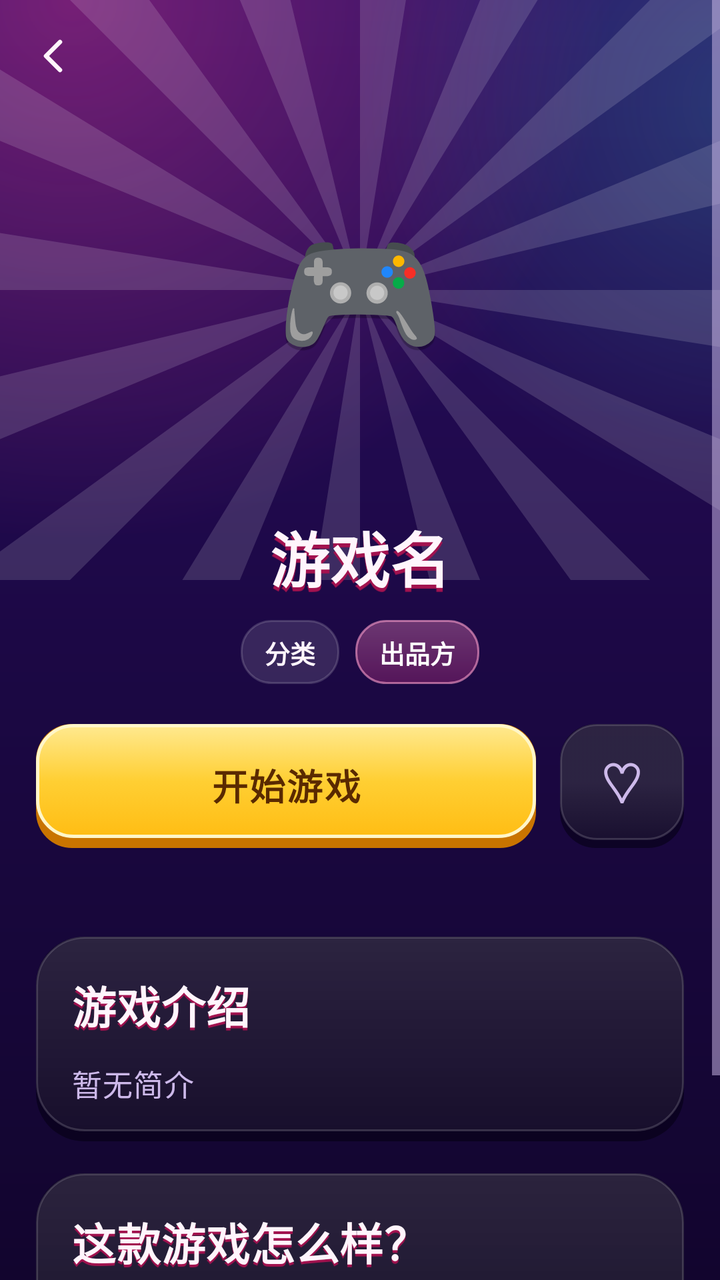
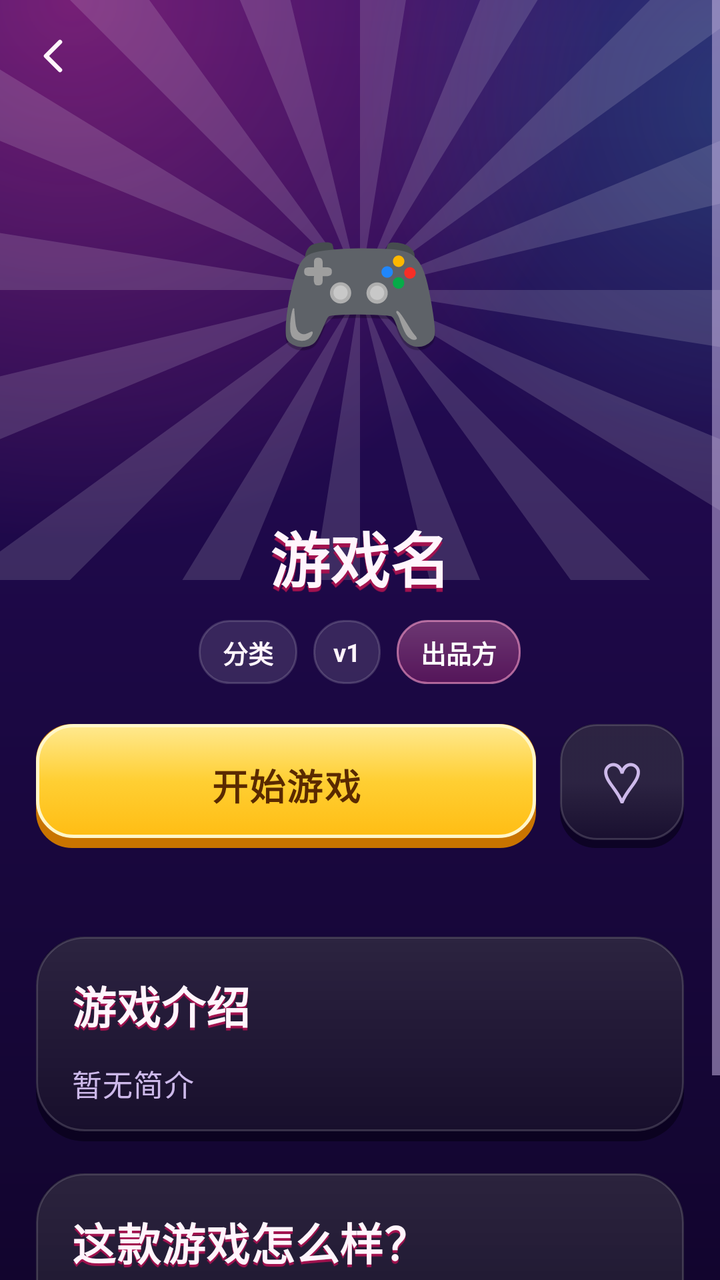

An Android layout rendered at two revisions. The XML below is the earlier revision; the diff shows what the commit changed to produce the second picture.
<!-- AndroidManifest.xml: application theme Theme.Game100 -->
<!-- res/layout/activity_game_detail.xml -->
<?xml version="1.0" encoding="utf-8"?>
<FrameLayout
    android:layout_width="match_parent"
    android:layout_height="match_parent"
    xmlns:android="http://schemas.android.com/apk/res/android"
    xmlns:app="http://schemas.android.com/apk/res-auto"
    android:background="@drawable/bg_app">
    <ScrollView
        android:layout_width="match_parent"
        android:layout_height="match_parent"
        android:fillViewport="true"
        android:clipToPadding="false">
        <LinearLayout
            android:layout_width="match_parent"
            android:layout_height="wrap_content"
            android:orientation="vertical"
            android:paddingBottom="24dp">
            <FrameLayout
                android:layout_width="match_parent"
                android:layout_height="290dp">
                <View
                    android:id="@+id/detail_hero"
                    android:layout_width="match_parent"
                    android:layout_height="match_parent" />
                <ImageView
                    android:layout_width="match_parent"
                    android:layout_height="match_parent"
                    android:scaleType="centerCrop"
                    android:src="@drawable/hero_rays"
                    android:importantForAccessibility="no" />
                <TextView
                    android:layout_width="132dp"
                    android:layout_height="138dp"
                    android:layout_gravity="center_horizontal"
                    android:layout_marginTop="78dp"
                    android:text="🎮"
                    android:textColor="@color/text_primary"
                    android:id="@+id/detail_icon"
                    android:gravity="center"
                    android:paddingBottom="6dp"
                    android:textSize="68sp"
                    android:shadowColor="#40000000"
                    android:shadowDy="5"
                    android:shadowRadius="0.01"
                    android:importantForAccessibility="no" />
            </FrameLayout>
            <TextView
                android:layout_width="match_parent"
                android:layout_height="wrap_content"
                android:layout_marginTop="-34dp"
                android:layout_marginStart="18dp"
                android:layout_marginEnd="18dp"
                android:text="游戏名"
                android:textColor="@color/text_primary"
                android:id="@+id/detail_name"
                android:gravity="center"
                android:textSize="30sp"
                android:textStyle="bold"
                android:shadowColor="@color/pink_edge"
                android:shadowDy="6"
                android:shadowRadius="0.01"
                android:maxLines="2"
                android:ellipsize="end" />
            <LinearLayout
                android:layout_width="wrap_content"
                android:layout_height="wrap_content"
                android:layout_gravity="center_horizontal"
                android:layout_marginTop="10dp"
                android:orientation="horizontal"
                android:gravity="center_vertical">
                <TextView
                    android:layout_width="wrap_content"
                    android:layout_height="wrap_content"
                    android:text="分类"
                    android:textColor="@color/text_primary"
                    android:id="@+id/detail_category"
                    android:minHeight="32dp"
                    android:gravity="center"
                    android:paddingStart="12dp"
                    android:paddingEnd="12dp"
                    android:textSize="12.5sp"
                    android:textStyle="bold"
                    android:background="@drawable/pill_secondary" />
                <TextView
                    android:layout_width="wrap_content"
                    android:layout_height="wrap_content"
                    android:layout_marginStart="8dp"
                    android:text="出品方"
                    android:textColor="@android:color/white"
                    android:id="@+id/detail_studio"
                    android:minHeight="32dp"
                    android:gravity="center"
                    android:paddingStart="12dp"
                    android:paddingEnd="12dp"
                    android:textSize="12.5sp"
                    android:textStyle="bold"
                    android:background="@drawable/pill_studio"
                    android:foreground="?attr/selectableItemBackground"
                    android:clickable="true"
                    android:focusable="true" />
            </LinearLayout>
            <LinearLayout
                android:layout_width="match_parent"
                android:layout_height="wrap_content"
                android:orientation="horizontal"
                android:gravity="center_vertical"
                android:layout_marginTop="20dp"
                android:layout_marginStart="18dp"
                android:layout_marginEnd="18dp">
                <com.google.android.material.button.MaterialButton
                    android:layout_width="0dp"
                    android:layout_height="62dp"
                    android:id="@+id/btn_play"
                    style="@style/Widget.Game100.PrimaryButton"
                    android:text="开始游戏"
                    android:layout_weight="1" />
                <TextView
                    android:layout_width="62dp"
                    android:layout_height="62dp"
                    android:text="♡"
                    android:textColor="@color/text_secondary"
                    android:id="@+id/btn_favorite"
                    android:layout_marginStart="12dp"
                    android:gravity="center"
                    android:paddingBottom="4dp"
                    android:textSize="28sp"
                    android:background="@drawable/btn_glass"
                    android:focusable="true"
                    android:clickable="true"
                    android:contentDescription="收藏游戏" />
            </LinearLayout>
            <TextView
                android:layout_width="match_parent"
                android:layout_height="wrap_content"
                android:text=""
                android:textColor="@color/text_secondary"
                android:id="@+id/detail_size"
                android:layout_marginTop="12dp"
                android:layout_marginBottom="16dp"
                android:gravity="center"
                android:textStyle="bold"
                android:textSize="12sp" />
            <LinearLayout
                android:layout_width="match_parent"
                android:layout_height="wrap_content"
                android:orientation="vertical"
                android:background="@drawable/surface_panel"
                android:padding="18dp"
                android:layout_marginStart="18dp"
                android:layout_marginEnd="18dp"
                android:layout_marginBottom="16dp">
                <TextView
                    android:layout_width="match_parent"
                    android:layout_height="wrap_content"
                    android:text="游戏介绍"
                    android:textColor="@color/text_primary"
                    android:textAppearance="@style/TextAppearance.Game100.Section"
                    android:layout_marginBottom="12dp" />
                <TextView
                    android:layout_width="match_parent"
                    android:layout_height="wrap_content"
                    android:text="暂无简介"
                    android:textColor="@color/text_secondary"
                    android:textAppearance="@style/TextAppearance.Game100.Body"
                    android:id="@+id/detail_desc"
                    android:textSize="15sp" />
                <TextView
                    android:layout_width="match_parent"
                    android:layout_height="wrap_content"
                    android:text=""
                    android:textColor="@color/coin_ink"
                    android:id="@+id/detail_best_score"
                    android:layout_marginTop="18dp"
                    android:padding="14dp"
                    android:textSize="15sp"
                    android:textStyle="bold"
                    android:background="@drawable/pill_action"
                    android:visibility="gone" />
            </LinearLayout>
            <LinearLayout
                android:layout_width="match_parent"
                android:layout_height="wrap_content"
                android:orientation="vertical"
                android:background="@drawable/surface_panel"
                android:padding="18dp"
                android:layout_marginStart="18dp"
                android:layout_marginEnd="18dp"
                android:layout_marginBottom="16dp"
                android:id="@+id/leaderboard_panel"
                android:visibility="gone">
                <TextView
                    android:layout_width="match_parent"
                    android:layout_height="wrap_content"
                    android:text="@string/leaderboard_title"
                    android:textColor="@color/text_primary"
                    android:textAppearance="@style/TextAppearance.Game100.Section"
                    android:id="@+id/leaderboard_status"
                    android:layout_marginBottom="12dp" />
                <TextView
                    android:layout_width="match_parent"
                    android:layout_height="wrap_content"
                    android:text=""
                    android:textColor="@color/text_secondary"
                    android:textAppearance="@style/TextAppearance.Game100.Body"
                    android:id="@+id/leaderboard_list"
                    android:lineSpacingExtra="6dp"
                    android:textSize="15sp" />
                <TextView
                    android:layout_width="match_parent"
                    android:layout_height="wrap_content"
                    android:text=""
                    android:textColor="@color/coin_ink"
                    android:id="@+id/leaderboard_mine"
                    android:layout_marginTop="12dp"
                    android:textSize="13sp"
                    android:textStyle="bold" />
            </LinearLayout>
            <LinearLayout
                android:layout_width="match_parent"
                android:layout_height="wrap_content"
                android:orientation="vertical"
                android:background="@drawable/surface_panel"
                android:padding="18dp"
                android:layout_marginStart="18dp"
                android:layout_marginEnd="18dp"
                android:layout_marginBottom="16dp">
                <TextView
                    android:layout_width="match_parent"
                    android:layout_height="wrap_content"
                    android:text="这款游戏怎么样？"
                    android:textColor="@color/text_primary"
                    android:textAppearance="@style/TextAppearance.Game100.Section"
                    android:layout_marginBottom="12dp" />
                <TextView
                    android:layout_width="match_parent"
                    android:layout_height="wrap_content"
                    android:text="记下你的体验，下次选游戏更轻松。"
                    android:textColor="@color/text_secondary"
                    android:textAppearance="@style/TextAppearance.Game100.Body" />
                <LinearLayout
                    android:layout_width="match_parent"
                    android:layout_height="wrap_content"
                    android:orientation="horizontal"
                    android:id="@+id/stars_row"
                    android:gravity="center"
                    android:layout_marginTop="12dp" />
                <TextView
                    android:layout_width="match_parent"
                    android:layout_height="wrap_content"
                    android:text=""
                    android:textColor="@color/text_secondary"
                    android:textAppearance="@style/TextAppearance.Game100.Body"
                    android:id="@+id/detail_rating_text"
                    android:gravity="center"
                    android:layout_marginTop="6dp"
                    android:textSize="12sp" />
            </LinearLayout>
        </LinearLayout>
    </ScrollView>
    <com.google.android.material.appbar.MaterialToolbar
        android:layout_width="match_parent"
        android:layout_height="60dp"
        android:id="@+id/detail_toolbar"
        android:background="@android:color/transparent"
        app:title=""
        app:navigationIcon="@drawable/ic_back"
        app:navigationContentDescription="@string/back" />
</FrameLayout>
<!-- resources referenced by this layout -->
<resources>
  <color name="coin_ink">#5A2A00</color>
  <color name="pink_edge">#A3124F</color>
  <color name="text_primary">#FFF5FC</color>
  <color name="text_secondary">#CDB9EA</color>
  <!-- drawable ic_back (drawable) -->
  <?xml version="1.0" encoding="utf-8"?>
  <vector xmlns:android="http://schemas.android.com/apk/res/android" android:width="24dp" android:height="24dp" android:viewportWidth="24" android:viewportHeight="24">
      <path android:fillColor="@android:color/transparent" android:strokeColor="@color/text_primary" android:strokeWidth="2.2" android:strokeLineCap="round" android:strokeLineJoin="round" android:pathData="M14,5L7,12L14,19" />
  </vector>
  <!-- drawable pill_secondary (drawable) -->
  <?xml version="1.0" encoding="utf-8"?>
  <shape xmlns:android="http://schemas.android.com/apk/res/android" android:shape="rectangle">
      <solid android:color="#1FFFFFFF" />
      <stroke android:width="1dp" android:color="@color/glass_line" />
      <corners android:radius="15dp" />
  </shape>
  <!-- drawable pill_studio (drawable) -->
  <?xml version="1.0" encoding="utf-8"?>
  <shape xmlns:android="http://schemas.android.com/apk/res/android" android:shape="rectangle">
      <gradient android:angle="270" android:startColor="#59FF8CC4" android:endColor="#40FF3D9A" />
      <stroke android:width="1dp" android:color="#99FFA0CD" />
      <corners android:radius="15dp" />
  </shape>
  <string name="back">返回</string>
  <string name="leaderboard_title">全服排行榜</string>
  <style name="TextAppearance.Game100.Body" parent="TextAppearance.MaterialComponents.Body2">
          <item name="android:textSize">14sp</item>
          <item name="android:textColor">@color/text_secondary</item>
          <item name="android:lineSpacingExtra">5dp</item>
      </style>
  <style name="TextAppearance.Game100.Section" parent="TextAppearance.MaterialComponents.Headline6">
          <item name="android:textSize">22sp</item>
          <item name="android:textStyle">bold</item>
          <item name="android:textColor">@color/text_primary</item>
          <item name="android:shadowColor">@color/pink_edge</item>
          <item name="android:shadowDy">4</item>
          <item name="android:shadowRadius">0.01</item>
      </style>
  <style name="Widget.Game100.PrimaryButton" parent="Widget.Game100.Button3D">
          <item name="android:background">@drawable/btn_coin</item>
          <item name="android:textColor">@color/coin_ink</item>
          <item name="android:textSize">18sp</item>
      </style>
  <style name="Theme.Game100" parent="Base.Theme.Game100" />
  <color name="bg_top">#2B0F63</color>
  <color name="bg_bottom">#12052E</color>
  <color name="glass_line">#29FFFFFF</color>
  <color name="ledge">#99060114</color>
  <color name="glass_top">#21FFFFFF</color>
  <color name="glass_bottom">#0DFFFFFF</color>
  <color name="coin">#FFCF33</color>
  <color name="cyan">#2EE6D6</color>
  <color name="cyan_ink">#03342F</color>
  <color name="bg_secondary">#2B0F63</color>
  <color name="text_dim">#9A86C2</color>
  <color name="pink">#FF3D9A</color>
  <!-- drawable dialog_bg (drawable) -->
  <?xml version="1.0" encoding="utf-8"?>
  <inset xmlns:android="http://schemas.android.com/apk/res/android" android:inset="16dp"><shape>
      <gradient android:angle="270" android:startColor="#FF3A1777" android:endColor="#FF22094D" />
      <stroke android:width="1.5dp" android:color="#40FFFFFF" />
      <corners android:radius="28dp" /></shape></inset>
  <style name="Widget.Game100.DialogButton" parent="Widget.MaterialComponents.Button.TextButton.Dialog">
          <item name="android:textColor">@color/coin</item>
          <item name="android:textStyle">bold</item>
          <item name="android:textAllCaps">false</item>
      </style>
  <style name="Widget.Game100.DialogButton.Muted">
          <item name="android:textColor">@color/text_secondary</item>
      </style>
  <!-- unchanged entries left out for length: 9 -->
</resources>

<!-- the commit's change to res/layout/activity_game_detail.xml (unified diff, before → after) -->
@@ -85,6 +85,20 @@
                     android:layout_width="wrap_content"
                     android:layout_height="wrap_content"
                     android:layout_marginStart="8dp"
+                    android:text="v1"
+                    android:textColor="@color/text_primary"
+                    android:id="@+id/detail_version"
+                    android:minHeight="32dp"
+                    android:gravity="center"
+                    android:paddingStart="10dp"
+                    android:paddingEnd="10dp"
+                    android:textSize="12.5sp"
+                    android:textStyle="bold"
+                    android:background="@drawable/pill_secondary" />
+                <TextView
+                    android:layout_width="wrap_content"
+                    android:layout_height="wrap_content"
+                    android:layout_marginStart="8dp"
                     android:text="出品方"
                     android:textColor="@android:color/white"
                     android:id="@+id/detail_studio"
